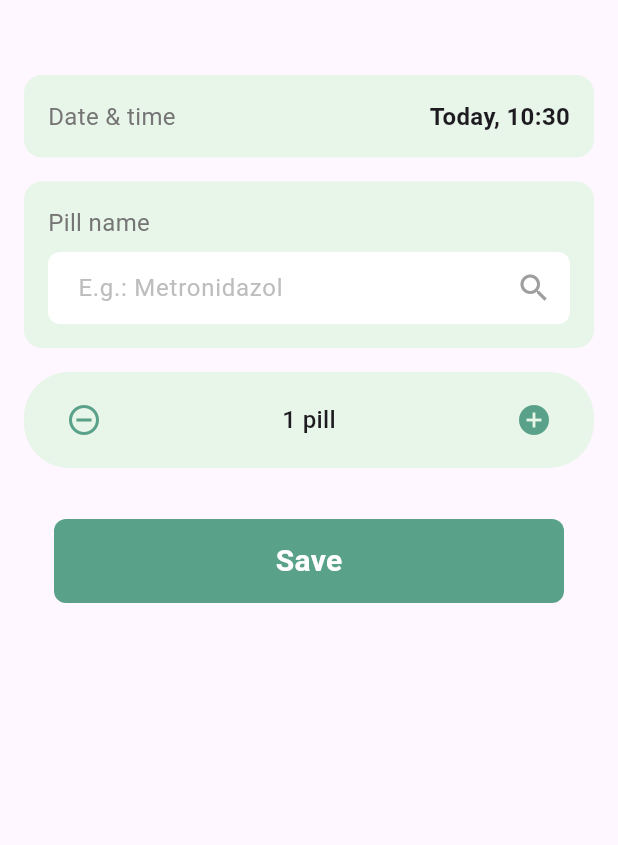
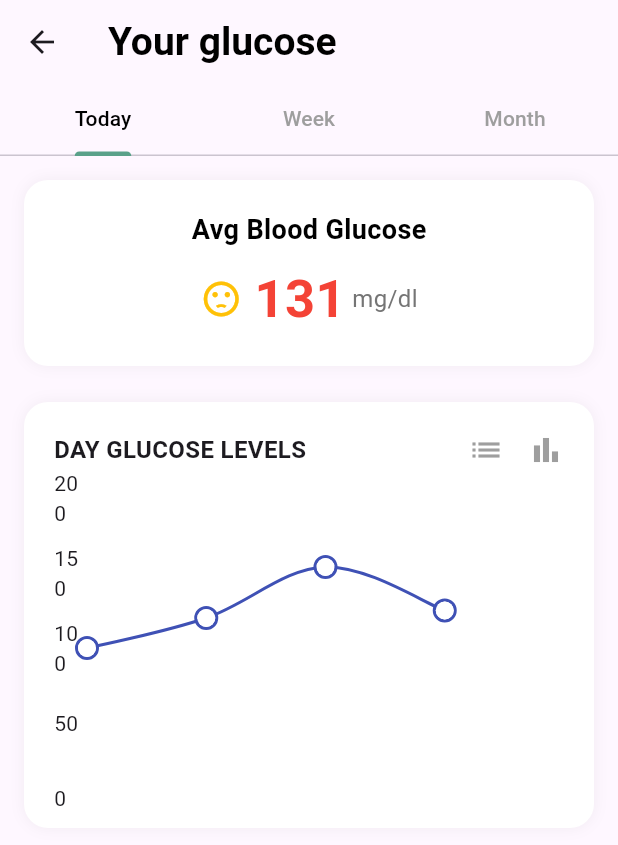
Before and after one commit to ahmedintakhab/GDM-App, a Flutter app: the HomeScreen screen opened directly, after a tap on "Glucose", on a phone screen of 412 x 824 dp. Shown: the top 845 px of the screen. Run offline on Flutter 3.47's test engine with Material 3 defaults, Android fonts, the phone set to English and light mode, and no system bars; drawn by our look-alikes of fl_chart; our stand-ins replace flutter_screenutil, get, shared_preferences; accounts and stored records are empty.

Commit message:
Glucose screen with tab bar

```diff
--- a/lib/Home/home_main_screen.dart
+++ b/lib/Home/home_main_screen.dart
@@ -1,6 +1,7 @@
 // home_screen.dart
 import 'package:flutter/material.dart';
 import 'package:gdm_app/Home/add_pillscreen.dart';
+import 'package:gdm_app/glucose_screen/glucose_details_screen.dart';
 
 import 'bottom_navigation_bar.dart';
 import 'gulcose_chart.dart';
@@ -178,7 +179,7 @@ class HomeScreen extends StatelessWidget {
                         Navigator.push(
                           context,
                           MaterialPageRoute(
-                            builder: (context) => const AddPillScreen(), // Replace with your target screen
+                            builder: (context) => const GlucoseDetailsScreen(), // Replace with your target screen
                           ),
                         );
                       },
--- /dev/null
+++ b/lib/glucose_screen/glucose_details_screen.dart
@@ -0,0 +1,56 @@
+// glucose_details_screen.dart
+import 'package:flutter/material.dart';
+import 'package:gdm_app/glucose_screen/monthly_tab.dart';
+import 'package:gdm_app/glucose_screen/today_tab.dart';
+import 'package:gdm_app/glucose_screen/weekly_tab.dart';
+
+class GlucoseDetailsScreen extends StatelessWidget {
+  const GlucoseDetailsScreen({Key? key}) : super(key: key);
+
+  @override
+  Widget build(BuildContext context) {
+    return DefaultTabController(
+      length: 3,
+      child: Scaffold(
+        appBar: AppBar(
+          title: Text(
+            'Your glucose',
+            style: TextStyle(
+              color: Colors.black,
+              fontSize: 26,
+              fontWeight: FontWeight.bold,
+            ),
+          ),
+          backgroundColor: Colors.transparent,
+          elevation: 0,
+          // actions: [
+          //   IconButton(
+          //     icon: Icon(Icons.share, color: Colors.black),
+          //     onPressed: () {
+          //       // Handle share action
+          //     },
+          //   ),
+          // ],
+          bottom: TabBar(
+            labelColor: Colors.black,
+            unselectedLabelColor: Colors.grey,
+            indicatorColor: Color(0XFF5AA189),
+            indicatorSize: TabBarIndicatorSize.label,
+            tabs: [
+              Tab(text: 'Today'),
+              Tab(text: 'Week'),
+              Tab(text: 'Month'),
+            ],
+          ),
+        ),
+        body: TabBarView(
+          children: [
+            TodayTab(),
+            WeeklyTab(),
+            MonthlyTab(),
+          ],
+        ),
+      ),
+    );
+  }
+}
--- /dev/null
+++ b/lib/glucose_screen/today_tab.dart
@@ -0,0 +1,174 @@
+// tabs/today_tab.dart
+import 'package:flutter/material.dart';
+import 'package:fl_chart/fl_chart.dart';
+
+class TodayTab extends StatelessWidget {
+  @override
+  Widget build(BuildContext context) {
+    return SingleChildScrollView(
+      padding: EdgeInsets.all(16),
+      child: Column(
+        crossAxisAlignment: CrossAxisAlignment.start,
+        children: [
+          _buildAverageGlucoseCard(131, 'sad'),
+          SizedBox(height: 24),
+          _buildGlucoseLevelsCard(),
+        ],
+      ),
+    );
+  }
+
+  Widget _buildAverageGlucoseCard(int value, String mood) {
+    return Container(
+      padding: EdgeInsets.all(20),
+      decoration: BoxDecoration(
+        color: Colors.white,
+        borderRadius: BorderRadius.circular(16),
+        boxShadow: [
+          BoxShadow(
+            color: Colors.black.withOpacity(0.05),
+            blurRadius: 8,
+          ),
+        ],
+      ),
+      child: Column(
+        children: [
+          Text(
+            'Avg Blood Glucose',
+            style: TextStyle(
+              fontSize: 18,
+              color: Colors.black,
+              fontWeight: FontWeight.bold
+            ),
+          ),
+          SizedBox(height: 8),
+          Row(
+            mainAxisAlignment: MainAxisAlignment.center,
+            children: [
+              Icon(
+                mood == 'sad' ? Icons.sentiment_dissatisfied : Icons.sentiment_satisfied,
+                color: Colors.amber,
+                size: 28,
+              ),
+              SizedBox(width: 8),
+              Text(
+                '$value',
+                style: TextStyle(
+                  fontSize: 35,
+                  fontWeight: FontWeight.bold,
+                  color: value > 120 ? Colors.red : Colors.green,
+                ),
+              ),
+              Text(
+                ' mg/dl',
+                style: TextStyle(
+                  fontSize: 16,
+                  color: Colors.grey[600],
+                ),
+              ),
+            ],
+          ),
+        ],
+      ),
+    );
+  }
+
+  Widget _buildGlucoseLevelsCard() {
+    return Container(
+      padding: EdgeInsets.all(20),
+      decoration: BoxDecoration(
+        color: Colors.white,
+        borderRadius: BorderRadius.circular(16),
+        boxShadow: [
+          BoxShadow(
+            color: Colors.black.withOpacity(0.05),
+            blurRadius: 8,
+          ),
+        ],
+      ),
+      child: Column(
+        crossAxisAlignment: CrossAxisAlignment.start,
+        children: [
+          Row(
+            mainAxisAlignment: MainAxisAlignment.spaceBetween,
+            children: [
+              Text(
+                'DAY GLUCOSE LEVELS',
+                style: TextStyle(
+                  fontSize: 16,
+                  fontWeight: FontWeight.bold,
+                ),
+              ),
+              Row(
+                children: [
+                  Icon(Icons.list, color: Colors.grey),
+                  SizedBox(width: 16),
+                  Icon(Icons.bar_chart, color: Colors.grey),
+                ],
+              ),
+            ],
+          ),
+          SizedBox(height: 20),
+          SizedBox(
+            height: 200,
+            child: LineChart(
+              LineChartData(
+                gridData: FlGridData(show: false),
+                titlesData: FlTitlesData(
+                  bottomTitles: AxisTitles(
+                    sideTitles: SideTitles(showTitles: false),
+                  ),
+                  leftTitles: AxisTitles(
+                    sideTitles: SideTitles(
+                      showTitles: true,
+                      interval: 50,
+                      getTitlesWidget: (value, meta) {
+                        return Text('${value.toInt()}');
+                      },
+                    ),
+                  ),
+                  rightTitles: AxisTitles(
+                    sideTitles: SideTitles(showTitles: false),
+                  ),
+                  topTitles: AxisTitles(
+                    sideTitles: SideTitles(showTitles: false),
+                  ),
+                ),
+                borderData: FlBorderData(show: false),
+                minX: 0,
+                maxX: 4,
+                minY: 0,
+                maxY: 200,
+                lineBarsData: [
+                  LineChartBarData(
+                    spots: [
+                      FlSpot(0, 100),
+                      FlSpot(1, 120),
+                      FlSpot(2, 154),
+                      FlSpot(3, 125),
+                    ],
+                    isCurved: true,
+                    color: Colors.indigo,
+                    barWidth: 2,
+                    isStrokeCapRound: true,
+                    dotData: FlDotData(
+                      show: true,
+                      getDotPainter: (spot, percent, barData, index) {
+                        return FlDotCirclePainter(
+                          radius: 6,
+                          color: Colors.white,
+                          strokeWidth: 2,
+                          strokeColor: Colors.indigo,
+                        );
+                      },
+                    ),
+                  ),
+                ],
+              ),
+            ),
+          ),
+        ],
+      ),
+    );
+  }
+}
```
Also changed, not shown: lib/glucose_screen/monthly_tab.dart (added, +166 -0 lines), lib/glucose_screen/weekly_tab.dart (added, +163 -0 lines).
